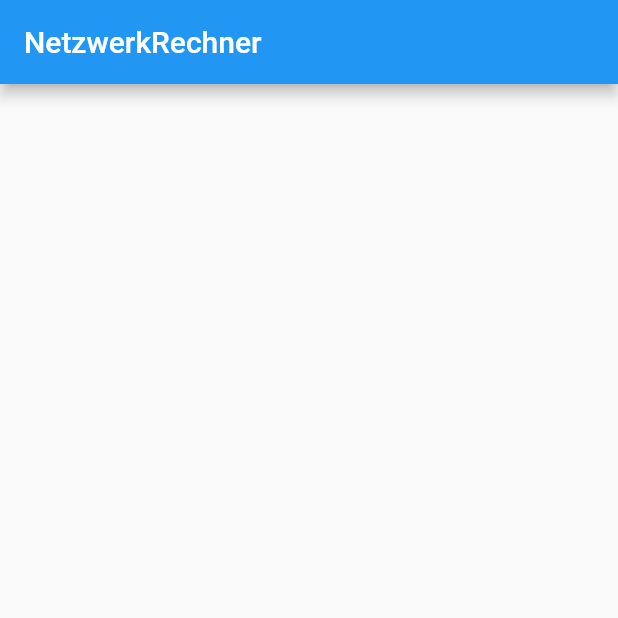
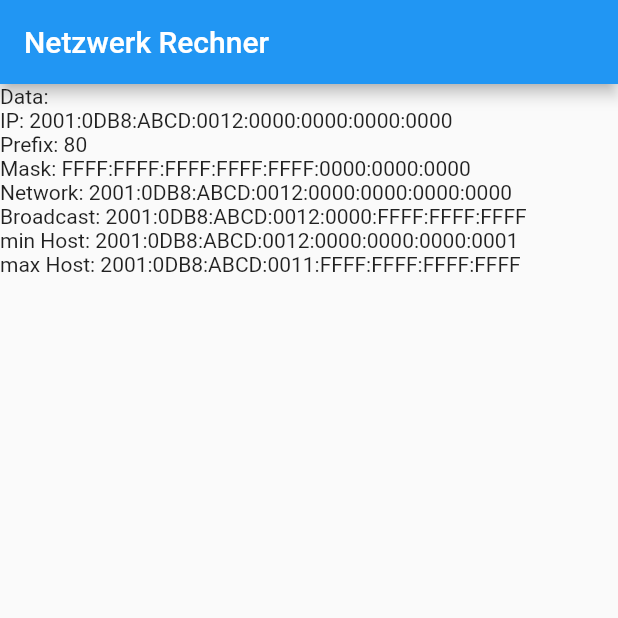
Before and after one commit to Malte2036/networkcalculator, a Flutter app: the screen it shows after launch, on a phone screen of 412 x 824 dp, the top half of it. Run offline on Flutter 3.47's test engine with Material 2 defaults, Android fonts, the light colour scheme and no system bars.

Commit message:
Show Data in UI

```diff
--- a/lib/data/NetworkMask.dart
+++ b/lib/data/NetworkMask.dart
@@ -1,23 +1,53 @@
 import 'package:netzwerkrechner/data/IPv6Address.dart';
 
 class NetworkMask {
-  NetworkMask(IPv6Address iPv6Address, int prefix) {
-    this._iPv6Address = iPv6Address;
+  NetworkMask(String iPv6AddressString, int prefix) {
+    this._iPv6Address = IPv6Address.fromIPString(iPv6AddressString);
     this._prefix = prefix;
     this._maskIPv6Address = IPv6Address.fromPrefix(prefix);
-    this._networkIPv6Address = IPv6Address.toNetwork(this._iPv6Address, this._maskIPv6Address);
-    this._broadcastIpv6Address = IPv6Address.toBroadcast(this._iPv6Address, this._maskIPv6Address);
-    this._minHostIpv6Address = IPv6Address.addToIp(iPv6Address, 1);
-    this._maxHostIpv6Address = IPv6Address.addToIp(iPv6Address, -1);
+    this._networkIPv6Address =
+        IPv6Address.toNetwork(this._iPv6Address, this._maskIPv6Address);
+    this._broadcastIpv6Address =
+        IPv6Address.toBroadcast(this._iPv6Address, this._maskIPv6Address);
+    this._minHostIpv6Address = IPv6Address.addToIp(this._iPv6Address, 1);
+    this._maxHostIpv6Address = IPv6Address.addToIp(this._iPv6Address, -1);
   }
 
   late final IPv6Address _iPv6Address;
-  late final _prefix;
+  late final int _prefix;
   late final IPv6Address _maskIPv6Address;
   late final IPv6Address _networkIPv6Address;
   late final IPv6Address _broadcastIpv6Address;
   late final IPv6Address _minHostIpv6Address;
   late final IPv6Address _maxHostIpv6Address;
+
+  IPv6Address getIPv6Address() {
+    return _iPv6Address;
+  }
+
+  int getPrefix() {
+    return _prefix;
+  }
+
+  IPv6Address getMaskIPv6Address() {
+    return _maskIPv6Address;
+  }
+
+  IPv6Address getNetworkIPv6Address() {
+    return _networkIPv6Address;
+  }
+
+  IPv6Address getBroadcastIPv6Address() {
+    return _broadcastIpv6Address;
+  }
+
+  IPv6Address getMinHostIPv6Address() {
+    return _minHostIpv6Address;
+  }
+
+  IPv6Address getMaxHostIPv6Address() {
+    return _maxHostIpv6Address;
+  }
 
   String printNetworkMask() {
     String toPrint = "Mask was calculated:\n";
--- a/lib/main.dart
+++ b/lib/main.dart
@@ -1,12 +1,13 @@
 import 'package:flutter/material.dart';
 import 'package:netzwerkrechner/data/IPv6Address.dart';
 import 'package:netzwerkrechner/data/NetworkMask.dart';
+import 'package:netzwerkrechner/screens/networkManagerMainScreen.dart';
 
 void main() {
-  IPv6Address iPv6Address = IPv6Address.fromIPString("2001:0DB8:ABCD:0012:0000:0000:0000:0000");
+  /*IPv6Address iPv6Address = IPv6Address.fromIPString("2001:0DB8:ABCD:0012:0000:0000:0000:0000");
   NetworkMask networkMask = new NetworkMask(iPv6Address, 80);
 
-  print(networkMask.printNetworkMask());
+  print(networkMask.printNetworkMask());*/
   runApp(MyApp());
 }
 
@@ -16,27 +17,11 @@ class MyApp extends StatelessWidget {
   Widget build(BuildContext context) {
     return MaterialApp(
       title: 'NetzwerkRechner',
+      debugShowCheckedModeBanner: false,
       theme: ThemeData(
         primarySwatch: Colors.blue,
       ),
-      home: MyHomePage(),
+      home: NetworkManagerMainScreen(),
     );
   }
 }
-
-class MyHomePage extends StatefulWidget {
-  @override
-  _MyHomePageState createState() => _MyHomePageState();
-}
-
-class _MyHomePageState extends State<MyHomePage> {
-  @override
-  Widget build(BuildContext context) {
-    return Scaffold(
-      appBar: AppBar(
-        title: Text("NetzwerkRechner"),
-      ),
-      body: Center(),
-    );
-  }
-}
--- /dev/null
+++ b/lib/screens/networkManagerMainScreen.dart
@@ -0,0 +1,22 @@
+import 'package:flutter/material.dart';
+import 'package:flutter/widgets.dart';
+import 'package:netzwerkrechner/widgets/calculateNetworkMaskFormWidget.dart';
+import 'package:netzwerkrechner/widgets/networkMaskInfoWidget.dart';
+
+class NetworkManagerMainScreen extends StatefulWidget {
+  @override
+  _NetworkManagerMainScreenState createState() =>
+      _NetworkManagerMainScreenState();
+}
+
+class _NetworkManagerMainScreenState extends State<NetworkManagerMainScreen> {
+  @override
+  Widget build(BuildContext context) {
+    return Scaffold(
+      appBar: AppBar(
+        title: Text("Netzwerk Rechner"),
+      ),
+      body: NetworkMaskInfoWidget(),
+    );
+  }
+}
--- /dev/null
+++ b/lib/widgets/networkMaskInfoWidget.dart
@@ -0,0 +1,30 @@
+import 'package:flutter/widgets.dart';
+import 'package:netzwerkrechner/data/IPv6Address.dart';
+import 'package:netzwerkrechner/data/NetworkMask.dart';
+
+class NetworkMaskInfoWidget extends StatefulWidget {
+  @override
+  _NetworkMaskInfoWidgetState createState() => _NetworkMaskInfoWidgetState();
+}
+
+class _NetworkMaskInfoWidgetState extends State<NetworkMaskInfoWidget> {
+  NetworkMask networkMask =
+      new NetworkMask("2001:0DB8:ABCD:0012:0000:0000:0000:0000", 80);
+
+  @override
+  Widget build(BuildContext context) {
+    return new ListView(
+      children: [
+        Text("Data:"),
+        Text("IP: " + networkMask.getIPv6Address().getIPString()),
+        Text("Prefix: " + networkMask.getPrefix().toString()),
+        Text("Mask: " + networkMask.getMaskIPv6Address().getIPString()),
+        Text("Network: " + networkMask.getNetworkIPv6Address().getIPString()),
+        Text("Broadcast: " +
+            networkMask.getBroadcastIPv6Address().getIPString()),
+        Text("min Host: " + networkMask.getMinHostIPv6Address().getIPString()),
+        Text("max Host: " + networkMask.getMaxHostIPv6Address().getIPString()),
+      ],
+    );
+  }
+}
```
Also changed, not shown: lib/widgets/calculateNetworkMaskFormWidget.dart (added, +53 -0 lines), pubspec.lock, 3 other files.
